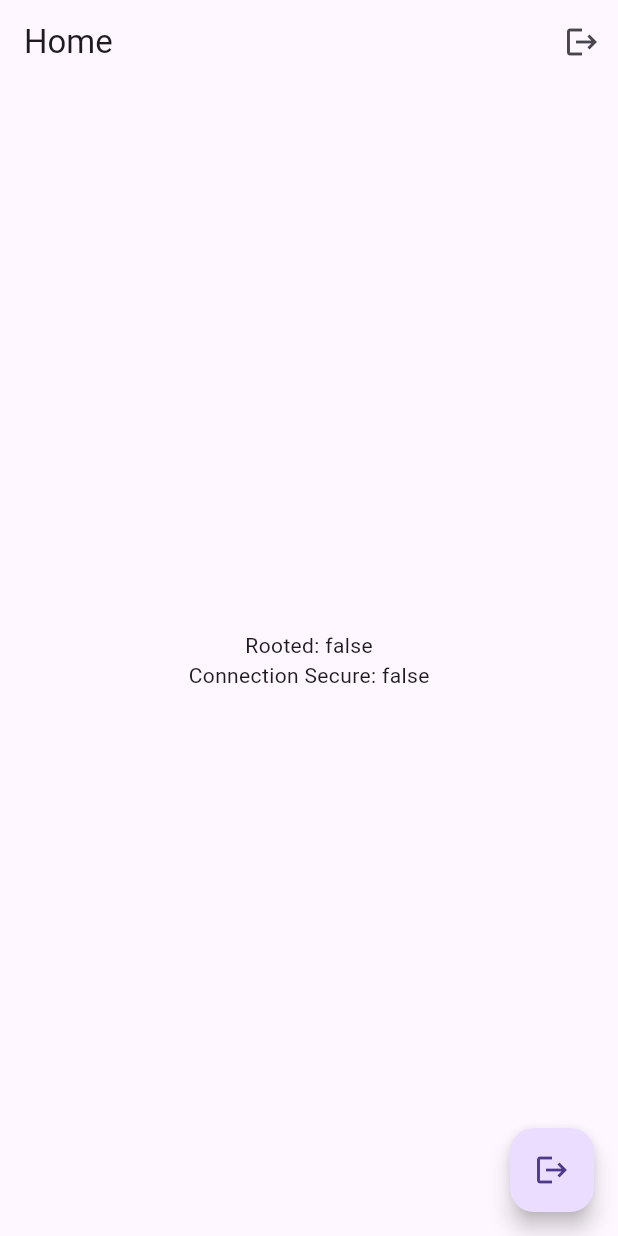
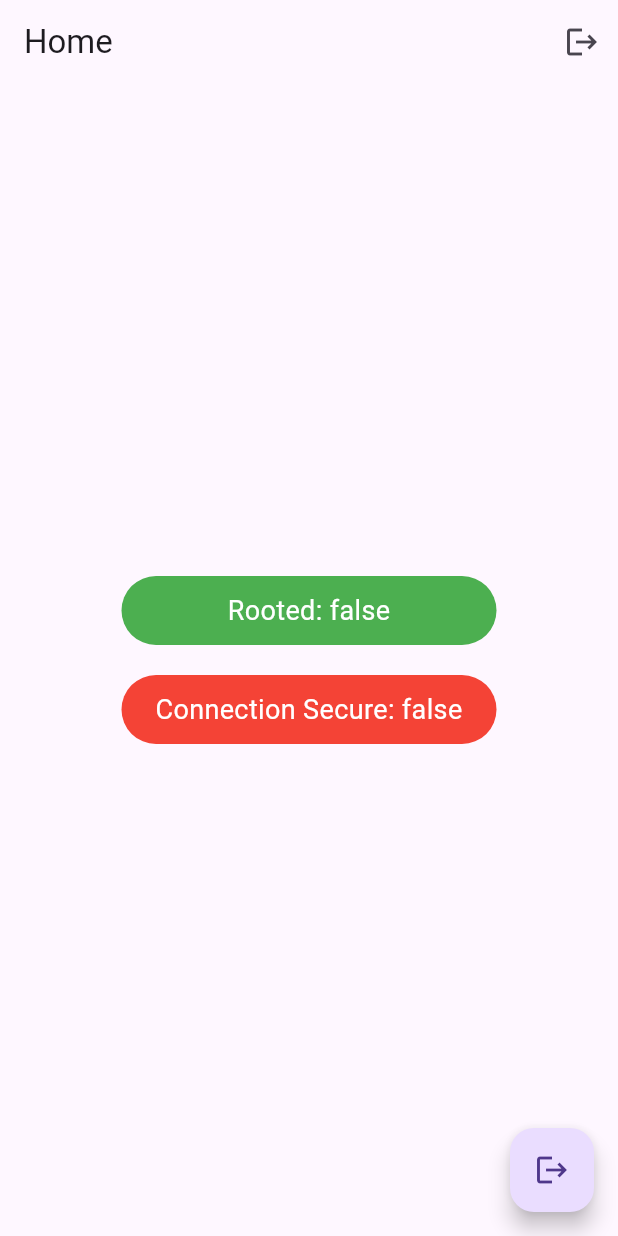
Before and after one commit to whitecodel/interview_demo, a Flutter app: the HomePage screen opened directly, on a phone screen of 412 x 824 dp. Run offline on Flutter 3.47's test engine with Material 3 defaults, Android fonts, the phone set to English and light mode, and no system bars; our stand-ins replace firebase_auth, firebase_core; accounts and stored records are empty; statements that could not run were skipped; project files that could hold a hidden picture were left out.

Commit message:
text replaced to container

```diff
--- a/lib/home_page.dart
+++ b/lib/home_page.dart
@@ -84,8 +84,35 @@ class _HomePageState extends State<HomePage> {
             if (!isLoading)
               Column(
                 children: [
-                  Text("Rooted: $isRooted"),
-                  Text("Connection Secure: $connectionSecure"),
+                  Container(
+                    width: 250,
+                    padding: const EdgeInsets.symmetric(
+                        horizontal: 20, vertical: 10),
+                    decoration: BoxDecoration(
+                      borderRadius: BorderRadius.circular(50),
+                      color: isRooted ? Colors.red : Colors.green,
+                    ),
+                    child: Text(
+                      'Rooted: $isRooted',
+                      textAlign: TextAlign.center,
+                      style: const TextStyle(fontSize: 18, color: Colors.white),
+                    ),
+                  ),
+                  const SizedBox(height: 20),
+                  Container(
+                    width: 250,
+                    padding: const EdgeInsets.symmetric(
+                        horizontal: 20, vertical: 10),
+                    decoration: BoxDecoration(
+                      borderRadius: BorderRadius.circular(50),
+                      color: connectionSecure ? Colors.green : Colors.red,
+                    ),
+                    child: Text(
+                      'Connection Secure: $connectionSecure',
+                      textAlign: TextAlign.center,
+                      style: const TextStyle(fontSize: 18, color: Colors.white),
+                    ),
+                  ),
                 ],
               ),
           ],
```
